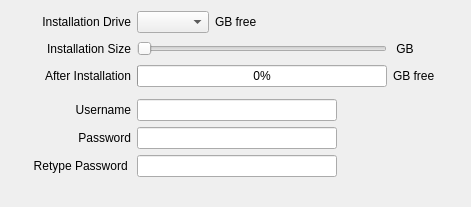
Above: playground/gsoc/PaW/src/ui/gui/configuration.ui from pars-linux/uludag before the change. Below: the same form after it.
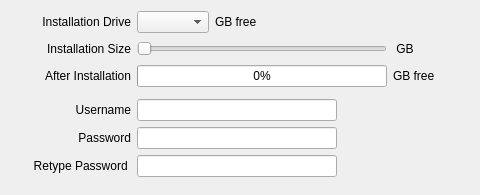
That is the form after the change.

```diff
--- a/playground/gsoc/PaW/src/ui/gui/configuration.ui
+++ b/playground/gsoc/PaW/src/ui/gui/configuration.ui
@@ -6,8 +6,8 @@
    <rect>
     <x>0</x>
     <y>0</y>
-    <width>471</width>
-    <height>207</height>
+    <width>480</width>
+    <height>195</height>
    </rect>
   </property>
   <property name="windowTitle">
```
